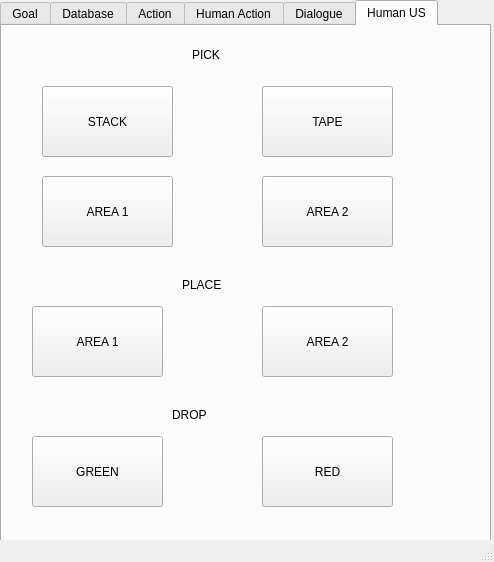
This is graphical_interface/ui/main_window.ui in laas/supervisor as Qt 5 draws it before an edit. The edited form follows.
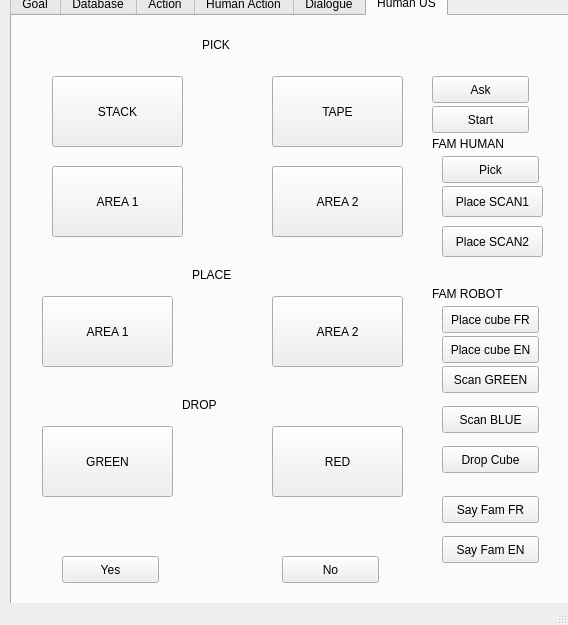
This is the edited form. Icons and pictures are not drawn.

Commit message: last version of the graphical interface

What changed in the file:
```diff
--- a/graphical_interface/ui/main_window.ui
+++ b/graphical_interface/ui/main_window.ui
@@ -6,8 +6,8 @@
    <rect>
     <x>0</x>
     <y>0</y>
-    <width>494</width>
-    <height>562</height>
+    <width>568</width>
+    <height>625</height>
    </rect>
   </property>
   <property name="mouseTracking">
@@ -30,10 +30,10 @@
    <widget class="QTabWidget" name="Interface">
     <property name="geometry">
      <rect>
-      <x>0</x>
-      <y>0</y>
-      <width>491</width>
-      <height>581</height>
+      <x>10</x>
+      <y>-10</y>
+      <width>561</width>
+      <height>641</height>
      </rect>
     </property>
     <property name="currentIndex">
@@ -877,6 +877,214 @@
        <string>RED</string>
       </property>
      </widget>
+     <widget class="QPushButton" name="pushButtonYesUS">
+      <property name="geometry">
+       <rect>
+        <x>50</x>
+        <y>540</y>
+        <width>97</width>
+        <height>27</height>
+       </rect>
+      </property>
+      <property name="text">
+       <string>Yes</string>
+      </property>
+     </widget>
+     <widget class="QPushButton" name="pushButtonNoUS">
+      <property name="geometry">
+       <rect>
+        <x>270</x>
+        <y>540</y>
+        <width>97</width>
+        <height>27</height>
+       </rect>
+      </property>
+      <property name="text">
+       <string>No</string>
+      </property>
+     </widget>
+     <widget class="QPushButton" name="pushButtonStartGoalUS">
+      <property name="geometry">
+       <rect>
+        <x>420</x>
+        <y>60</y>
+        <width>97</width>
+        <height>27</height>
+       </rect>
+      </property>
+      <property name="text">
+       <string>Ask</string>
+      </property>
+     </widget>
+     <widget class="QPushButton" name="pushButtonPlaceFamFR">
+      <property name="geometry">
+       <rect>
+        <x>430</x>
+        <y>290</y>
+        <width>97</width>
+        <height>27</height>
+       </rect>
+      </property>
+      <property name="text">
+       <string>Place cube FR</string>
+      </property>
+     </widget>
+     <widget class="QPushButton" name="pushButtonSayFamFR">
+      <property name="geometry">
+       <rect>
+        <x>430</x>
+        <y>480</y>
+        <width>97</width>
+        <height>27</height>
+       </rect>
+      </property>
+      <property name="text">
+       <string>Say Fam FR</string>
+      </property>
+     </widget>
+     <widget class="QPushButton" name="pushButtonScanGreenFam">
+      <property name="geometry">
+       <rect>
+        <x>430</x>
+        <y>350</y>
+        <width>97</width>
+        <height>27</height>
+       </rect>
+      </property>
+      <property name="text">
+       <string>Scan GREEN</string>
+      </property>
+     </widget>
+     <widget class="QLabel" name="label_19">
+      <property name="geometry">
+       <rect>
+        <x>420</x>
+        <y>120</y>
+        <width>101</width>
+        <height>16</height>
+       </rect>
+      </property>
+      <property name="text">
+       <string>FAM HUMAN</string>
+      </property>
+     </widget>
+     <widget class="QPushButton" name="pushButtonScanBlueFam">
+      <property name="geometry">
+       <rect>
+        <x>430</x>
+        <y>390</y>
+        <width>97</width>
+        <height>27</height>
+       </rect>
+      </property>
+      <property name="text">
+       <string>Scan BLUE</string>
+      </property>
+     </widget>
+     <widget class="QPushButton" name="pushButtonDropFam">
+      <property name="geometry">
+       <rect>
+        <x>430</x>
+        <y>430</y>
+        <width>97</width>
+        <height>27</height>
+       </rect>
+      </property>
+      <property name="text">
+       <string>Drop Cube</string>
+      </property>
+     </widget>
+     <widget class="QPushButton" name="pushButtonPlaceSCAN1">
+      <property name="geometry">
+       <rect>
+        <x>430</x>
+        <y>170</y>
+        <width>101</width>
+        <height>31</height>
+       </rect>
+      </property>
+      <property name="text">
+       <string>Place SCAN1</string>
+      </property>
+     </widget>
+     <widget class="QPushButton" name="pushButtonPlaceSCAN2">
+      <property name="geometry">
+       <rect>
+        <x>430</x>
+        <y>210</y>
+        <width>101</width>
+        <height>31</height>
+       </rect>
+      </property>
+      <property name="text">
+       <string>Place SCAN2</string>
+      </property>
+     </widget>
+     <widget class="QLabel" name="label_20">
+      <property name="geometry">
+       <rect>
+        <x>420</x>
+        <y>270</y>
+        <width>101</width>
+        <height>16</height>
+       </rect>
+      </property>
+      <property name="text">
+       <string>FAM ROBOT</string>
+      </property>
+     </widget>
+     <widget class="QPushButton" name="pushButtonSayFamEN">
+      <property name="geometry">
+       <rect>
+        <x>430</x>
+        <y>520</y>
+        <width>97</width>
+        <height>27</height>
+       </rect>
+      </property>
+      <property name="text">
+       <string>Say Fam EN</string>
+      </property>
+     </widget>
+     <widget class="QPushButton" name="pushButtonPickFam">
+      <property name="geometry">
+       <rect>
+        <x>430</x>
+        <y>140</y>
+        <width>97</width>
+        <height>27</height>
+       </rect>
+      </property>
+      <property name="text">
+       <string>Pick</string>
+      </property>
+     </widget>
+     <widget class="QPushButton" name="pushButtonPlaceFamEN">
+      <property name="geometry">
+       <rect>
+        <x>430</x>
+        <y>320</y>
+        <width>97</width>
+        <height>27</height>
+       </rect>
+      </property>
+      <property name="text">
+       <string>Place cube EN</string>
+      </property>
+     </widget>
+     <widget class="QPushButton" name="pushButtonStartSecour">
+      <property name="geometry">
+       <rect>
+        <x>420</x>
+        <y>90</y>
+        <width>97</width>
+        <height>27</height>
+       </rect>
+      </property>
+      <property name="text">
+       <string>Start</string>
+      </property>
+     </widget>
     </widget>
    </widget>
   </widget>
```
The commit also changes 3 other files.
